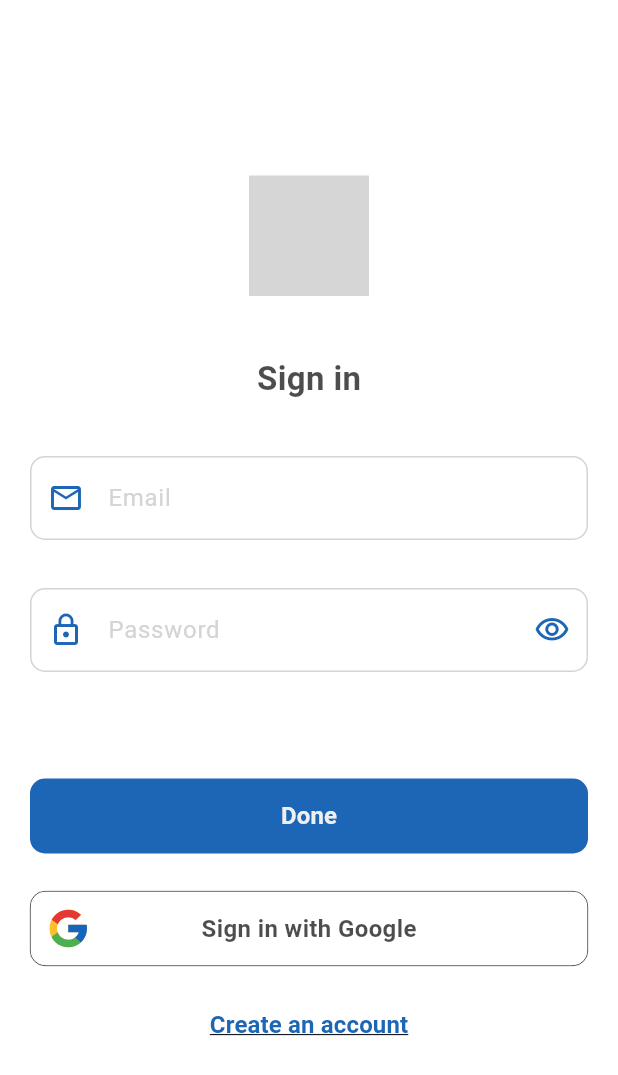
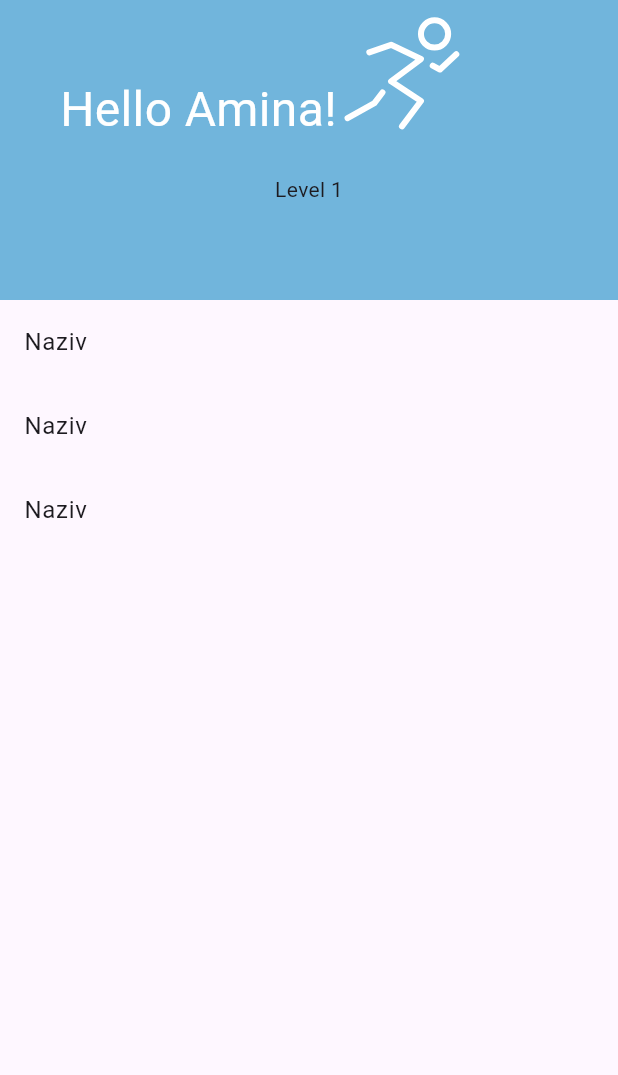
Before and after one commit to zOhran13/RIHack23, a Flutter app: the screen it shows after launch, after a tap on "Done", on a phone screen of 412 x 824 dp. Shown: the top 1075 px of the screen. Run offline on Flutter 3.47's test engine with Material 2 defaults, Android fonts, the phone set to English and light mode, and no system bars; our stand-ins replace flutter_svg; Roboto replaces fonts that are missing (RoundedMplus1c); grey boxes are pictures that could not be loaded.

Commit message:
Home screen

```diff
--- a/FitFam/lib/main.dart
+++ b/FitFam/lib/main.dart
@@ -15,7 +15,7 @@ class MyApp extends StatelessWidget {
       theme: ThemeData(
         colorScheme: ColorScheme.fromSeed(seedColor: Colors.deepPurple),
         useMaterial3: true,
-        //fontFamily: 'RoundedMplus1c',
+        fontFamily: 'RoundedMplus1c',
       ),
       home: const LoginScreen(),
     );
--- /dev/null
+++ b/FitFam/lib/src/screens/home.dart
@@ -0,0 +1,62 @@
+import 'package:fitfam/src/utils/global_variables.dart';
+import 'package:flutter/material.dart';
+import 'package:flutter_svg/flutter_svg.dart';
+
+class HomeScreen extends StatelessWidget {
+  const HomeScreen({super.key});
+
+  @override
+  Widget build(BuildContext context) {
+    return Scaffold(
+      appBar: PreferredSize(
+        preferredSize: const Size.fromHeight(200.0),
+        child: Container(
+          color: GlobalVariables.appBarColor,
+          child: Column(children: [
+            SizedBox(
+              height: MediaQuery.of(context).padding.top,
+            ),
+            Row(
+              children: [
+                const Align(
+                  alignment: Alignment.centerLeft,
+                  child: Padding(
+                    padding: EdgeInsets.only(top: 50.0, left: 40.0),
+                    child: Text(
+                      'Hello Amina!',
+                      style: TextStyle(
+                        color: Colors.white,
+                        fontSize: 32,
+                      ),
+                    ),
+                  ),
+                ),
+                Align(
+                  alignment: Alignment.bottomRight,
+                  child: SvgPicture.asset(
+                    GlobalVariables.runManIcon,
+                  ),
+                ),
+              ],
+            ),
+            const SizedBox(
+              height: 20.0,
+            ),
+            const Text('Level 1'),
+          ]),
+        ),
+      ),
+      body: ListView(children: const [
+        ListTile(
+          title: Text('Naziv'),
+        ),
+        ListTile(
+          title: Text('Naziv'),
+        ),
+        ListTile(
+          title: Text('Naziv'),
+        )
+      ]),
+    );
+  }
+}
--- a/FitFam/lib/src/screens/login.dart
+++ b/FitFam/lib/src/screens/login.dart
@@ -1,9 +1,9 @@
 import 'package:flutter/material.dart';
-import 'package:flutter_svg/flutter_svg.dart';
 
 import '../common_widgets/custom_button.dart';
 import '../common_widgets/custom_text_field.dart';
 import '../utils/global_variables.dart';
+import 'home.dart';
 
 class LoginScreen extends StatefulWidget {
   const LoginScreen({super.key});
@@ -34,14 +34,6 @@ class _LoginScreenState extends State<LoginScreen> {
           child: Column(
             mainAxisAlignment: MainAxisAlignment.center,
             children: [
-              SvgPicture.asset(
-                GlobalVariables.logoImage,
-                width: 80.0,
-                height: 80.0,
-              ),
-              const SizedBox(
-                height: 40.0,
-              ),
               Text(
                 isLogin ? 'Sign in' : 'Sign up',
                 style: GlobalVariables.textStyle1
@@ -80,11 +72,14 @@ class _LoginScreenState extends State<LoginScreen> {
                         ),
                       ),
                     )
-                  : const SizedBox(
-                      height: 10.0,
-                    ),
+                  : const SizedBox.shrink(),
               CustomButton(
                 onPressed: () {
+                  Navigator.of(context).pushReplacement(
+                    MaterialPageRoute(
+                      builder: ((context) => HomeScreen()),
+                    ),
+                  );
                   // isLogin
                   //     ? signInWithEmailAndPassword()
                   //     : createUserWithEmailAndPassword().then((value) {
@@ -98,60 +93,6 @@ class _LoginScreenState extends State<LoginScreen> {
                   //       });
                 },
               ),
-              Container(
-                height: 50.0,
-                width: MediaQuery.of(context).size.width,
-                margin:
-                    const EdgeInsets.symmetric(horizontal: 20.0, vertical: 5.0),
-                decoration: BoxDecoration(
-                  color: Colors.white,
-                  borderRadius: BorderRadius.circular(10.0),
-                  border: Border.all(width: 0.5),
-                ),
-                child: Material(
-                  color: Colors.white,
-                  borderRadius: BorderRadius.circular(10.0),
-                  child: InkWell(
-                    borderRadius: BorderRadius.circular(10.0),
-                    onTap: () {
-                      // signInWithGoogle().then((value) {
-                      //   if (errorMessage == null || errorMessage!.isEmpty) {
-                      //     Navigator.of(context).pushReplacement(
-                      //       MaterialPageRoute(
-                      //         builder: ((context) => HomeScreen()),
-                      //       ),
-                      //     );
-                      //   }
-                      // });
-                    },
-                    child: Stack(
-                      alignment: AlignmentDirectional.center,
-                      children: [
-                        Positioned(
-                          left: 10.0,
-                          top: 0.0,
-                          bottom: 0.0,
-                          child: SvgPicture.asset(
-                            GlobalVariables.googleIcon,
-                            width: GlobalVariables.iconSize,
-                            height: GlobalVariables.iconSize,
-                          ),
-                        ),
-                        Positioned(
-                          child: Text(
-                            isLogin
-                                ? 'Sign in with Google'
-                                : 'Sign up with Google',
-                            style: GlobalVariables.textStyle2.copyWith(
-                              color: GlobalVariables.fontColor,
-                            ),
-                          ),
-                        ),
-                      ],
-                    ),
-                  ),
-                ),
-              ),
               const SizedBox(
                 height: 10.0,
               ),
@@ -163,15 +104,30 @@ class _LoginScreenState extends State<LoginScreen> {
                   });
                 },
                 child: Text(
-                  isLogin
-                      ? 'Create an account'
-                      : 'Already have an account?',
+                  isLogin ? 'Create an account' : 'Already have an account?',
                   style: GlobalVariables.textStyle2.copyWith(
                     color: GlobalVariables.textFieldColor2,
                     decoration: TextDecoration.underline,
+                    decorationColor: GlobalVariables.textFieldColor2,
                   ),
                 ),
               ),
+              isLogin
+                  ? TextButton(
+                      onPressed: () {
+                        setState(() {
+                          errorMessage = '';
+                        });
+                      },
+                      child: Text(
+                        'Forgotten password?',
+                        style: GlobalVariables.textStyle2.copyWith(
+                            color: GlobalVariables.textFieldColor2,
+                            decoration: TextDecoration.underline,
+                            decorationColor: GlobalVariables.textFieldColor2),
+                      ),
+                    )
+                  : const SizedBox.shrink(),
             ],
           ),
         ),
--- a/FitFam/lib/src/utils/global_variables.dart
+++ b/FitFam/lib/src/utils/global_variables.dart
@@ -28,7 +28,7 @@ class GlobalVariables {
   static const Color fontColor = Color(0xB2000000);
   static const Color grayColor = Color.fromARGB(255, 239, 239, 239);
   static const Color textFieldColor1 = Color.fromARGB(255, 212, 212, 212);
-  static const Color textFieldColor2 = Color.fromRGBO(29, 102, 181, 1);
+  static const Color textFieldColor2 = Color(0xFF72B6DC);
   static const Color colorPickerPrimary = Color.fromARGB(255, 135, 193, 255);
   static const List<Color> categoryColors = [
     Color.fromARGB(255, 255, 134, 134),
@@ -47,14 +47,14 @@ class GlobalVariables {
     Color.fromARGB(255, 182, 132, 89),
   ];
   //appBar
-  static const Color appBarColor = grayColor;
+  static const Color appBarColor = Color(0xFF71B5DC);
   static const Color appBarBoxColor = Colors.white;
   static const Size appBarSize = Size.fromHeight(90.0);
 
   //icons
-  static const String backIcon = "assets/images/icons/Back.svg";
   static const String googleIcon = "assets/images/icons/Google.svg";
+  static const String runManIcon = "assets/images/icons/RunMan.svg";
 
   //images
-  static const String logoImage = "assets/images/Logo.svg";
+  static const String loginImage = "assets/images/Login.svg";
 }
```
Also changed, not shown: FitFam/pubspec.yaml (+12 -42 lines), FitFam/assets/images/Login.svg (added), FitFam/assets/images/icons/RunMan.svg (added).
